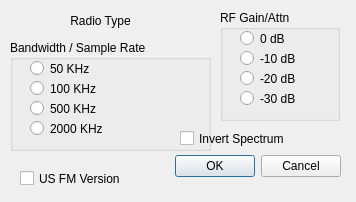
rafael2k/CuteSDR, file unixforms/sdrsetupdlg.ui: the form before one commit.
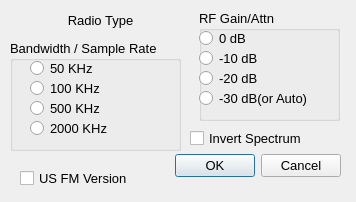
The form after the commit.

```diff
--- a/unixforms/sdrsetupdlg.ui
+++ b/unixforms/sdrsetupdlg.ui
@@ -22,6 +22,11 @@
      <height>32</height>
     </rect>
    </property>
+   <property name="font">
+    <font>
+     <pointsize>10</pointsize>
+    </font>
+   </property>
    <property name="orientation">
     <enum>Qt::Horizontal</enum>
    </property>
@@ -34,10 +39,15 @@
     <rect>
      <x>10</x>
      <y>40</y>
-     <width>201</width>
+     <width>171</width>
      <height>111</height>
     </rect>
    </property>
+   <property name="font">
+    <font>
+     <pointsize>10</pointsize>
+    </font>
+   </property>
    <property name="title">
     <string>Bandwidth / Sample Rate</string>
    </property>
@@ -97,19 +107,24 @@
   <widget class="QGroupBox" name="groupBoxGain">
    <property name="geometry">
     <rect>
-     <x>220</x>
+     <x>199</x>
      <y>10</y>
-     <width>120</width>
+     <width>141</width>
      <height>111</height>
     </rect>
    </property>
+   <property name="font">
+    <font>
+     <pointsize>10</pointsize>
+    </font>
+   </property>
    <property name="title">
     <string>RF Gain/Attn</string>
    </property>
    <widget class="QRadioButton" name="radioButtonAttn0">
     <property name="geometry">
      <rect>
-      <x>20</x>
+      <x>0</x>
       <y>20</y>
       <width>82</width>
       <height>17</height>
@@ -122,7 +137,7 @@
    <widget class="QRadioButton" name="radioButtonAttn10">
     <property name="geometry">
      <rect>
-      <x>20</x>
+      <x>0</x>
       <y>40</y>
       <width>82</width>
       <height>17</height>
@@ -135,7 +150,7 @@
    <widget class="QRadioButton" name="radioButtonAttn20">
     <property name="geometry">
      <rect>
-      <x>20</x>
+      <x>0</x>
       <y>60</y>
       <width>82</width>
       <height>17</height>
@@ -148,14 +163,14 @@
    <widget class="QRadioButton" name="radioButtonAttn30">
     <property name="geometry">
      <rect>
-      <x>20</x>
+      <x>0</x>
       <y>80</y>
-      <width>82</width>
+      <width>141</width>
       <height>17</height>
      </rect>
     </property>
     <property name="text">
-     <string>-30 dB</string>
+     <string>-30 dB(or Auto)</string>
     </property>
    </widget>
   </widget>
@@ -168,6 +183,11 @@
      <height>21</height>
     </rect>
    </property>
+   <property name="font">
+    <font>
+     <pointsize>10</pointsize>
+    </font>
+   </property>
    <property name="frameShape">
     <enum>QFrame::NoFrame</enum>
    </property>
@@ -181,12 +201,17 @@
   <widget class="QCheckBox" name="checkBoxInvert">
    <property name="geometry">
     <rect>
-     <x>180</x>
+     <x>190</x>
      <y>130</y>
      <width>151</width>
      <height>17</height>
     </rect>
    </property>
+   <property name="font">
+    <font>
+     <pointsize>10</pointsize>
+    </font>
+   </property>
    <property name="text">
     <string>Invert Spectrum</string>
    </property>
@@ -200,6 +225,11 @@
      <height>17</height>
     </rect>
    </property>
+   <property name="font">
+    <font>
+     <pointsize>10</pointsize>
+    </font>
+   </property>
    <property name="text">
     <string>US FM Version</string>
    </property>
```
